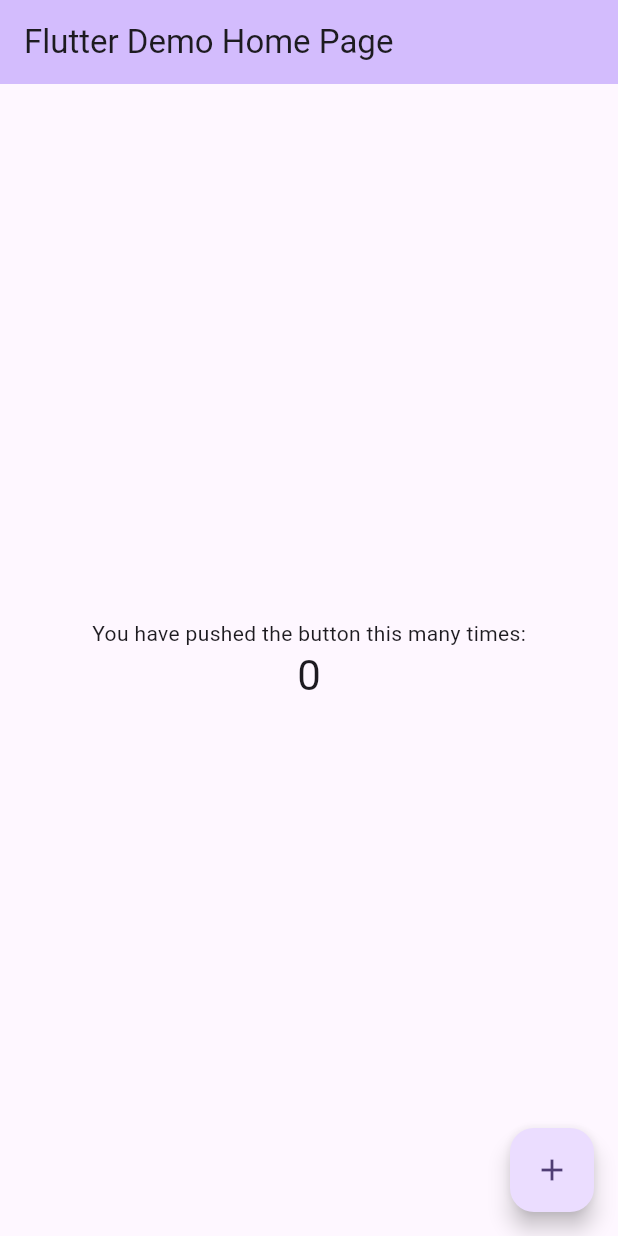
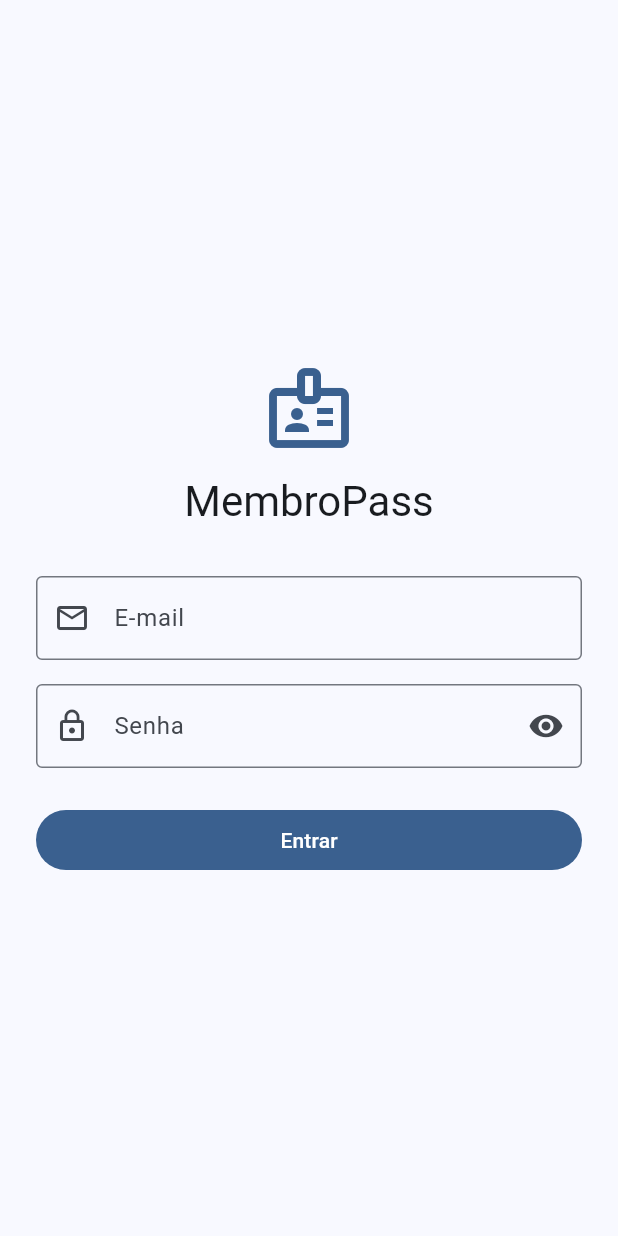
Before and after one commit to CaminiJulia/HADS_JuliaVeiga_MembroPass, a Flutter app: the screen it shows after launch, on a phone screen of 412 x 824 dp. Run offline on Flutter 3.47's test engine with Material 3 defaults, Android fonts, the phone set to English and light mode, and no system bars; our stand-ins replace flutter_riverpod, flutter_secure_storage.

Commit message:
feat(app): tela de login e navegação por papel (RF01, RF02)
- Sessão com Riverpod e token em armazenamento seguro
- Área do administrador, do operador e do membro, com o tema na cor
  da organização
- Aviso para o administrador de organização em habilitação (RF03)

Co-Authored-By: Claude Opus 5.5 <noreply@anthropic.com>

```diff
--- a/app/analysis_options.yaml
+++ b/app/analysis_options.yaml
@@ -7,6 +7,11 @@
 
 # The following line activates a set of recommended lints for Flutter apps,
 # packages, and plugins designed to encourage good coding practices.
+analyzer:
+  exclude:
+    - build/**
+    - android/**
+    - ios/**
 include: package:flutter_lints/flutter.yaml
 
 linter:
--- /dev/null
+++ b/app/lib/auth/tela_login.dart
@@ -0,0 +1,110 @@
+import 'package:flutter/material.dart';
+import 'package:flutter_riverpod/flutter_riverpod.dart';
+
+import '../core/api_cliente.dart';
+import 'sessao.dart';
+
+// HU02: login único para os três papéis. A área aberta depois depende do papel.
+class TelaLogin extends ConsumerStatefulWidget {
+  const TelaLogin({super.key});
+
+  @override
+  ConsumerState<TelaLogin> createState() => _TelaLoginState();
+}
+
+class _TelaLoginState extends ConsumerState<TelaLogin> {
+  final _formulario = GlobalKey<FormState>();
+  final _email = TextEditingController();
+  final _senha = TextEditingController();
+  bool _enviando = false;
+  bool _senhaVisivel = false;
+  String? _erro;
+
+  @override
+  void dispose() {
+    _email.dispose();
+    _senha.dispose();
+    super.dispose();
+  }
+
+  Future<void> _entrar() async {
+    if (!_formulario.currentState!.validate()) return;
+    setState(() {
+      _enviando = true;
+      _erro = null;
+    });
+    try {
+      await ref.read(sessaoProvider.notifier).entrar(_email.text.trim(), _senha.text);
+    } on ApiExcecao catch (erro) {
+      if (mounted) setState(() => _erro = erro.mensagem);
+    } finally {
+      if (mounted) setState(() => _enviando = false);
+    }
+  }
+
+  @override
+  Widget build(BuildContext context) {
+    final tema = Theme.of(context);
+    return Scaffold(
+      body: SafeArea(
+        child: Center(
+          child: SingleChildScrollView(
+            padding: const EdgeInsets.all(24),
+            child: ConstrainedBox(
+              constraints: const BoxConstraints(maxWidth: 400),
+              child: Form(
+                key: _formulario,
+                child: Column(
+                  crossAxisAlignment: CrossAxisAlignment.stretch,
+                  children: [
+                    Icon(Icons.badge_outlined, size: 64, color: tema.colorScheme.primary),
+                    const SizedBox(height: 12),
+                    Text('MembroPass', textAlign: TextAlign.center, style: tema.textTheme.headlineMedium),
+                    const SizedBox(height: 32),
+                    TextFormField(
+                      controller: _email,
+                      decoration: const InputDecoration(labelText: 'E-mail', prefixIcon: Icon(Icons.email_outlined)),
+                      keyboardType: TextInputType.emailAddress,
+                      autofillHints: const [AutofillHints.email],
+                      textInputAction: TextInputAction.next,
+                      validator: (valor) =>
+                          valor == null || !valor.contains('@') ? 'Informe um e-mail válido.' : null,
+                    ),
+                    const SizedBox(height: 16),
+                    TextFormField(
+                      controller: _senha,
+                      decoration: InputDecoration(
+                        labelText: 'Senha',
+                        prefixIcon: const Icon(Icons.lock_outline),
+                        suffixIcon: IconButton(
+                          tooltip: _senhaVisivel ? 'Ocultar senha' : 'Mostrar senha',
+                          icon: Icon(_senhaVisivel ? Icons.visibility_off : Icons.visibility),
+                          onPressed: () => setState(() => _senhaVisivel = !_senhaVisivel),
+                        ),
+                      ),
+                      obscureText: !_senhaVisivel,
+                      autofillHints: const [AutofillHints.password],
+                      onFieldSubmitted: (_) => _entrar(),
+                      validator: (valor) => valor == null || valor.isEmpty ? 'Informe a senha.' : null,
+                    ),
+                    if (_erro != null) ...[
+                      const SizedBox(height: 16),
+                      Text(_erro!, key: const Key('erro-login'), style: TextStyle(color: tema.colorScheme.error)),
+                    ],
+                    const SizedBox(height: 24),
+                    FilledButton(
+                      onPressed: _enviando ? null : _entrar,
+                      child: _enviando
+                          ? const SizedBox.square(dimension: 20, child: CircularProgressIndicator(strokeWidth: 2))
+                          : const Text('Entrar'),
+                    ),
+                  ],
+                ),
+              ),
+            ),
+          ),
+        ),
+      ),
+    );
+  }
+}
--- /dev/null
+++ b/app/lib/config.dart
@@ -0,0 +1,4 @@
+// Endereço da API. O padrão funciona no emulador Android, onde 10.0.2.2 é o
+// computador que roda a API. Para outro endereço:
+//   flutter run --dart-define=API_URL=http://192.168.0.10:3000/api
+const apiUrl = String.fromEnvironment('API_URL', defaultValue: 'http://10.0.2.2:3000/api');
--- a/app/lib/main.dart
+++ b/app/lib/main.dart
@@ -1,122 +1,39 @@
 import 'package:flutter/material.dart';
+import 'package:flutter_riverpod/flutter_riverpod.dart';
+
+import 'areas/area_administrador.dart';
+import 'areas/area_membro.dart';
+import 'areas/area_operador.dart';
+import 'auth/sessao.dart';
+import 'auth/tela_login.dart';
+import 'auth/usuario.dart';
+import 'tema.dart';
 
 void main() {
-  runApp(const MyApp());
+  runApp(const ProviderScope(child: MembroPassApp()));
 }
 
-class MyApp extends StatelessWidget {
-  const MyApp({super.key});
+class MembroPassApp extends ConsumerWidget {
+  const MembroPassApp({super.key});
 
-  // This widget is the root of your application.
   @override
-  Widget build(BuildContext context) {
+  Widget build(BuildContext context, WidgetRef ref) {
+    final sessao = ref.watch(sessaoProvider);
+    final usuario = sessao.value;
+
     return MaterialApp(
-      title: 'Flutter Demo',
-      theme: ThemeData(
-        // This is the theme of your application.
-        //
-        // TRY THIS: Try running your application with "flutter run". You'll see
-        // the application has a purple toolbar. Then, without quitting the app,
-        // try changing the seedColor in the colorScheme below to Colors.green
-        // and then invoke "hot reload" (save your changes or press the "hot
-        // reload" button in a Flutter-supported IDE, or press "r" if you used
-        // the command line to start the app).
-        //
-        // Notice that the counter didn't reset back to zero; the application
-        // state is not lost during the reload. To reset the state, use hot
-        // restart instead.
-        //
-        // This works for code too, not just values: Most code changes can be
-        // tested with just a hot reload.
-        colorScheme: ColorScheme.fromSeed(seedColor: Colors.deepPurple),
-      ),
-      home: const MyHomePage(title: 'Flutter Demo Home Page'),
+      title: 'MembroPass',
+      debugShowCheckedModeBanner: false,
+      // Depois do login, o app assume a cor da organização (white-label, RF17).
+      theme: temaDaOrganizacao(usuario?.organizacao.corPrincipal),
+      home: sessao.isLoading
+          ? const Scaffold(body: Center(child: CircularProgressIndicator()))
+          : switch (usuario?.papel) {
+              null => const TelaLogin(),
+              Papel.administrador => AreaAdministrador(usuario: usuario!),
+              Papel.operador => AreaOperador(usuario: usuario!),
+              Papel.membro => AreaMembro(usuario: usuario!),
+            },
     );
   }
 }
-
-class MyHomePage extends StatefulWidget {
-  const MyHomePage({super.key, required this.title});
-
-  // This widget is the home page of your application. It is stateful, meaning
-  // that it has a State object (defined below) that contains fields that affect
-  // how it looks.
-
-  // This class is the configuration for the state. It holds the values (in this
-  // case the title) provided by the parent (in this case the App widget) and
-  // used by the build method of the State. Fields in a Widget subclass are
-  // always marked "final".
-
-  final String title;
-
-  @override
-  State<MyHomePage> createState() => _MyHomePageState();
-}
-
-class _MyHomePageState extends State<MyHomePage> {
-  int _counter = 0;
-
-  void _incrementCounter() {
-    setState(() {
-      // This call to setState tells the Flutter framework that something has
-      // changed in this State, which causes it to rerun the build method below
-      // so that the display can reflect the updated values. If we changed
-      // _counter without calling setState(), then the build method would not be
-      // called again, and so nothing would appear to happen.
-      _counter++;
-    });
-  }
-
-  @override
-  Widget build(BuildContext context) {
-    // This method is rerun every time setState is called, for instance as done
-    // by the _incrementCounter method above.
-    //
-    // The Flutter framework has been optimized to make rerunning build methods
-    // fast, so that you can just rebuild anything that needs updating rather
-    // than having to individually change instances of widgets.
-    return Scaffold(
-      appBar: AppBar(
-        // TRY THIS: Try changing the color here to a specific color (to
-        // Colors.amber, perhaps?) and trigger a hot reload to see the AppBar
-        // change color while the other colors stay the same.
-        backgroundColor: Theme.of(context).colorScheme.inversePrimary,
-        // Here we take the value from the MyHomePage object that was created by
-        // the App.build method, and use it to set our appbar title.
-        title: Text(widget.title),
-      ),
-      body: Center(
-        // Center is a layout widget. It takes a single child and positions it
-        // in the middle of the parent.
-        child: Column(
-          // Column is also a layout widget. It takes a list of children and
-          // arranges them vertically. By default, it sizes itself to fit its
-          // children horizontally, and tries to be as tall as its parent.
-          //
-          // Column has various properties to control how it sizes itself and
-          // how it positions its children. Here we use mainAxisAlignment to
-          // center the children vertically; the main axis here is the vertical
-          // axis because Columns are vertical (the cross axis would be
-          // horizontal).
-          //
-          // TRY THIS: Invoke "debug painting" (choose the "Toggle Debug Paint"
-          // action in the IDE, or press "p" in the console), to see the
-          // wireframe for each widget.
-          mainAxisAlignment: MainAxisAlignment.center,
-          children: <Widget>[
-            const Text('You have pushed the button this many times:'),
-            Text(
-              '$_counter',
-              style: Theme.of(context).textTheme.headlineMedium,
-            ),
-          ],
-        ),
-      ),
-      floatingActionButton: FloatingActionButton(
-        onPressed: _incrementCounter,
-        tooltip: 'Increment',
-        child: const Icon(Icons.add),
-      ), // This trailing comma makes auto-formatting nicer for build methods.
-    );
-  }
-}
--- /dev/null
+++ b/app/lib/tema.dart
@@ -0,0 +1,21 @@
+import 'package:flutter/material.dart';
+
+// Cor do modelo neutro, usada enquanto a organização não configura a sua (RF17).
+const corPadrao = Color(0xFF334155);
+
+// Converte "#RRGGBB" (formato de organizacao.cor_principal) em Color.
+Color? corDeHex(String? hex) {
+  if (hex == null || !RegExp(r'^#[0-9a-fA-F]{6}$').hasMatch(hex)) return null;
+  return Color(int.parse('FF${hex.substring(1)}', radix: 16));
+}
+
+// Tema do app a partir da cor principal da organização (white-label).
+ThemeData temaDaOrganizacao(String? corPrincipal) {
+  final esquema = ColorScheme.fromSeed(seedColor: corDeHex(corPrincipal) ?? corPadrao);
+  return ThemeData(
+    colorScheme: esquema,
+    useMaterial3: true,
+    appBarTheme: AppBarTheme(backgroundColor: esquema.primary, foregroundColor: esquema.onPrimary),
+    inputDecorationTheme: const InputDecorationTheme(border: OutlineInputBorder()),
+  );
+}
--- a/app/pubspec.yaml
+++ b/app/pubspec.yaml
@@ -34,6 +34,9 @@ dependencies:
   # The following adds the Cupertino Icons font to your application.
   # Use with the CupertinoIcons class for iOS style icons.
   cupertino_icons: ^1.0.8
+  flutter_riverpod: ^3.4.3
+  http: ^1.6.0
+  flutter_secure_storage: ^11.2.0
 
 dev_dependencies:
   flutter_test:
```
Also changed, not shown: app/lib/areas/area_administrador.dart (added, +30 -0 lines), app/lib/areas/area_base.dart (added, +62 -0 lines), app/lib/areas/area_membro.dart (added, +23 -0 lines), app/lib/areas/area_operador.dart (added, +23 -0 lines), app/lib/auth/auth_repositorio.dart (added, +51 -0 lines), app/lib/auth/sessao.dart (added, +56 -0 lines), app/lib/auth/usuario.dart (added, +60 -0 lines), app/lib/core/api_cliente.dart (added, +61 -0 lines), app/pubspec.lock, 6 other files.
